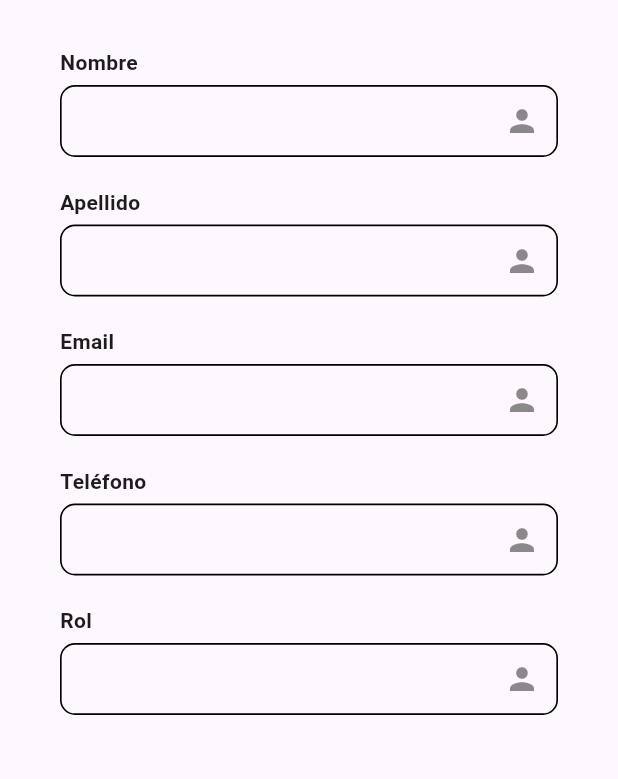
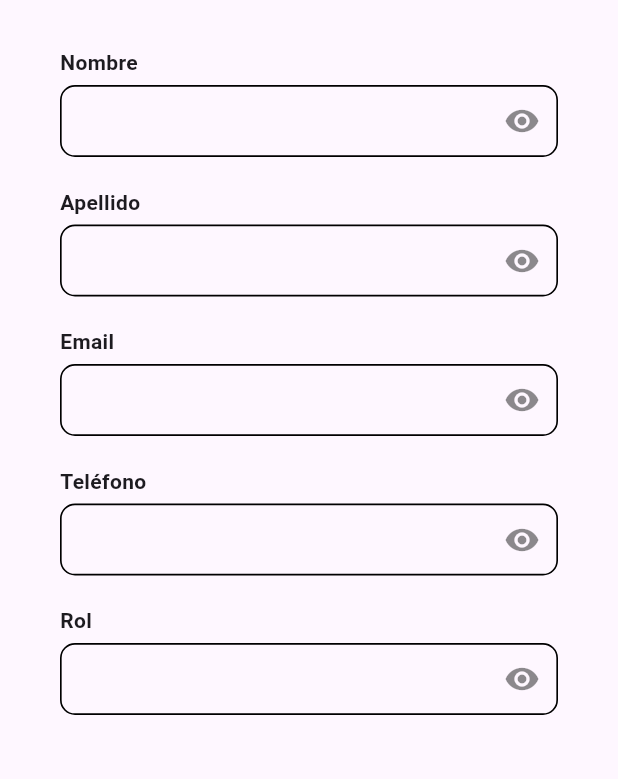
Before and after one commit to EdisonParedes/control_app, a Flutter app: the ProfileScreen screen opened directly, on a phone screen of 412 x 824 dp. Shown: the part 236-1015 px from the top of the screen. Run offline on Flutter 3.47's test engine with Material 3 defaults, Android fonts, the phone set to English and light mode, and no system bars; our stand-ins replace cloud_firestore, firebase_auth, firebase_core, firebase_messaging, flutter_local_notifications, flutter_map and 3 more; accounts and stored records are empty; key blocks and very long unbroken strings in the code were emptied for the run.

Commit message:
second commit

```diff
--- a/lib/screens/news_screen.dart
+++ b/lib/screens/news_screen.dart
@@ -11,9 +11,9 @@ class _NewsScreenState extends State<NewsScreen> {
   @override
   Widget build(BuildContext context) {
     return ListView(
-      padding: const EdgeInsets.all(30),
+      padding: const EdgeInsets.all(40),
       children: [
-        Positioned(top: 40, right: 20, child: _buildNewReportButton(context)),
+        Positioned(top: 60, right: 20, child: _buildNewNewsButton(context)),
         const SizedBox(height: 20),
         ListTile(
           leading: Icon(Icons.warning, color: Colors.red),
@@ -30,7 +30,7 @@ class _NewsScreenState extends State<NewsScreen> {
     );
   }
 
-  Widget _buildNewReportButton(BuildContext context) {
+  Widget _buildNewNewsButton(BuildContext context) {
     return SizedBox(
       width: 150,
       child: ElevatedButton(
--- a/lib/screens/profile_screen.dart
+++ b/lib/screens/profile_screen.dart
@@ -30,7 +30,8 @@ class _ProfileScreen extends State<ProfileScreen> {
       final user = FirebaseAuth.instance.currentUser;
 
       if (user != null) {
-        final userDoc = await FirebaseFirestore.instance
+        final userDoc =
+            await FirebaseFirestore.instance
                 .collection('users')
                 .doc(user.uid)
                 .get();
@@ -45,9 +46,9 @@ class _ProfileScreen extends State<ProfileScreen> {
         }
       }
     } catch (e) {
-      ScaffoldMessenger.of(context).showSnackBar(
-        SnackBar(content: Text('Error al cargar los datos: $e')),
-      );
+      ScaffoldMessenger.of(
+        context,
+      ).showSnackBar(SnackBar(content: Text('Error al cargar los datos: $e')));
     } finally {
       setState(() {
         _isLoading = false;
@@ -55,19 +56,32 @@ class _ProfileScreen extends State<ProfileScreen> {
     }
   }
 
+  Map<String, bool> _showFields = {
+    'Nombre': false,
+    'Apellido': false,
+    'Email': false,
+    'Teléfono': false,
+    'Rol': false,
+  };
+
   @override
   Widget build(BuildContext context) {
     return Scaffold(
-      body: _isLoading
+      body:
+          _isLoading
               ? const Center(child: CircularProgressIndicator())
               : SingleChildScrollView(
                 padding: const EdgeInsets.all(40.0),
                 child: Column(
                   mainAxisAlignment: MainAxisAlignment.center,
                   children: [
-                  const Text('Perfil',
-                      style:
-                          TextStyle(fontSize: 20, fontWeight: FontWeight.bold)),
+                    const Text(
+                      'Perfil',
+                      style: TextStyle(
+                        fontSize: 20,
+                        fontWeight: FontWeight.bold,
+                      ),
+                    ),
                     const SizedBox(height: 20),
                     const Icon(Icons.person, size: 80),
                     const SizedBox(height: 20),
@@ -88,23 +102,25 @@ class _ProfileScreen extends State<ProfileScreen> {
     );
   }
 
-  Widget _buildTextField(
-    String label,
-    TextEditingController controller, {
-    bool obscureText = false,
-  }) {
+  Widget _buildTextField(String label, TextEditingController controller) {
     return Column(
       crossAxisAlignment: CrossAxisAlignment.start,
       children: [
         Text(label, style: const TextStyle(fontWeight: FontWeight.bold)),
         const SizedBox(height: 5),
         TextField(
-          controller: controller,
-          obscureText: obscureText,
+          controller: TextEditingController(
+            text:
+                _showFields[label]!
+                    ? controller.text
+                    : maskSensitiveData(label, controller.text),
+          ),
           readOnly: true,
           decoration: InputDecoration(
-            contentPadding:
-                const EdgeInsets.symmetric(vertical: 8.0, horizontal: 12.0),
+            contentPadding: const EdgeInsets.symmetric(
+              vertical: 8.0,
+              horizontal: 12.0,
+            ),
             border: OutlineInputBorder(
               borderRadius: BorderRadius.circular(10),
               borderSide: const BorderSide(color: Colors.black, width: 1.1),
@@ -117,7 +133,17 @@ class _ProfileScreen extends State<ProfileScreen> {
               borderRadius: BorderRadius.circular(10),
               borderSide: const BorderSide(color: Colors.black, width: 1.5),
             ),
-            suffixIcon: const Icon(Icons.person, color: Colors.black45),
+            suffixIcon: IconButton(
+              icon: Icon(
+                _showFields[label]! ? Icons.visibility_off : Icons.visibility,
+                color: Colors.black45,
+              ),
+              onPressed: () {
+                setState(() {
+                  _showFields[label] = !_showFields[label]!;
+                });
+              },
+            ),
           ),
         ),
       ],
@@ -138,8 +164,9 @@ class _ProfileScreen extends State<ProfileScreen> {
         },
         style: ElevatedButton.styleFrom(
           backgroundColor: Colors.black,
-          shape:
-              RoundedRectangleBorder(borderRadius: BorderRadius.circular(10)),
+          shape: RoundedRectangleBorder(
+            borderRadius: BorderRadius.circular(10),
+          ),
         ),
         child: const Text(
           'Cerrar Sesión',
@@ -148,4 +175,22 @@ class _ProfileScreen extends State<ProfileScreen> {
       ),
     );
   }
+
+  String maskSensitiveData(String label, String value) {
+    if (label == 'Teléfono' && value.length >= 4) {
+      return value.replaceRange(2, value.length - 2, '*' * (value.length - 4));
+    } else if (label == 'Email' && value.contains('@')) {
+      var parts = value.split('@');
+      var username = parts[0];
+      var domain = parts[1];
+      if (username.length > 2) {
+        return '${username[0]}${'*' * (username.length - 2)}${username[username.length - 1]}@$domain';
       }
+    } else if ((label == 'Nombre' || label == 'Apellido') && value.isNotEmpty) {
+      if (value.length > 2) {
+        return value[0] + '*' * (value.length - 2) + value[value.length - 1];
+      }
+    }
+    return value; // Si no aplica, no cambia
+  }
+}
```
Also changed, not shown: lib/screens/NewReport_page.dart (+39 -6 lines), lib/screens/emergency_button.dart (+60 -8 lines), lib/screens/myReportsPage.dart (added, +109 -0 lines), lib/services/my_firebase_messaging_service.dart (+0 -34 lines). Lines whose indentation alone changed are shown as unchanged.
